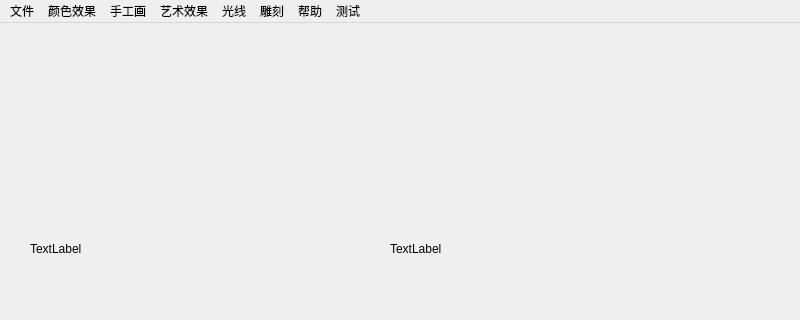
Above: mainwindow.ui from lzlylly521/project8 before the change; both pictures show x 0 to 800 and y 0 to 320 of the 800 by 600 pixel window. Below: the same form after it.
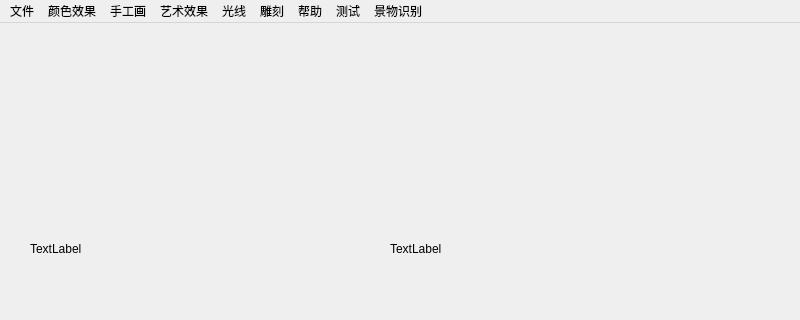
That is the form after the change.

```diff
--- a/mainwindow.ui
+++ b/mainwindow.ui
@@ -153,6 +153,16 @@
     </property>
     <addaction name="actiontest1"/>
    </widget>
+   <widget class="QMenu" name="menu_9">
+    <property name="title">
+     <string>景物识别</string>
+    </property>
+    <addaction name="actionScene_recognition"/>
+    <addaction name="actionopen_camera"/>
+    <addaction name="actionclose_camera"/>
+    <addaction name="actionTM_CCOEFF_NORMED"/>
+    <addaction name="actionTM_SQDIFF_NORMED"/>
+   </widget>
    <addaction name="menu"/>
    <addaction name="menu_2"/>
    <addaction name="menu_3"/>
@@ -161,6 +171,7 @@
    <addaction name="menu_6"/>
    <addaction name="menu_7"/>
    <addaction name="menu_8"/>
+   <addaction name="menu_9"/>
   </widget>
   <widget class="QStatusBar" name="statusbar"/>
   <action name="actiondefault_file">
```
Left out of the diff: 25 changed lines with no effect on the pictures.
